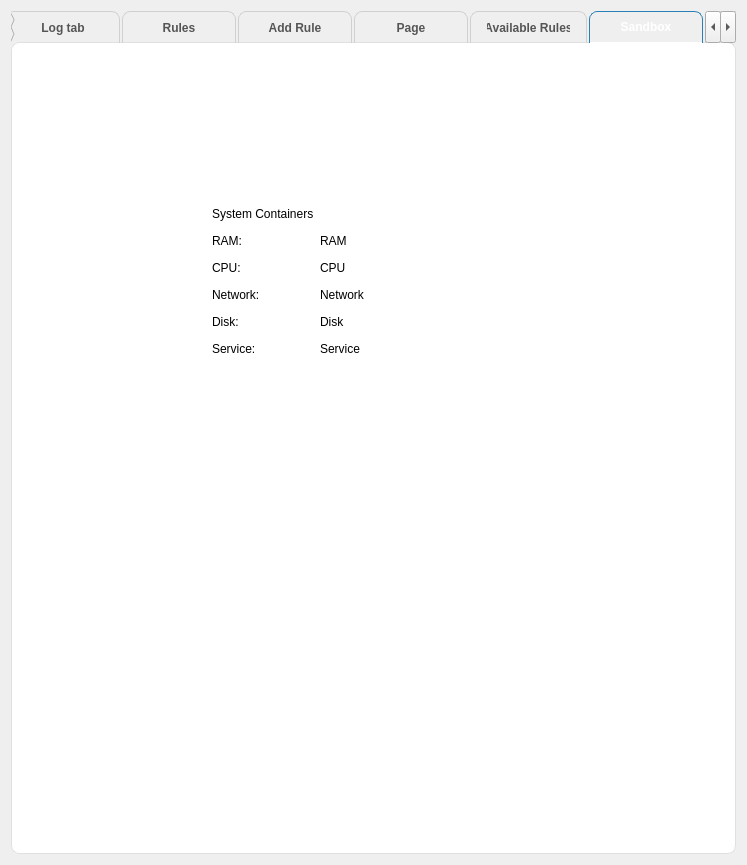
Before: the Qt Designer form frontend/main.ui in HoangGiap1804/Firewall-Application, drawn with Qt 5.
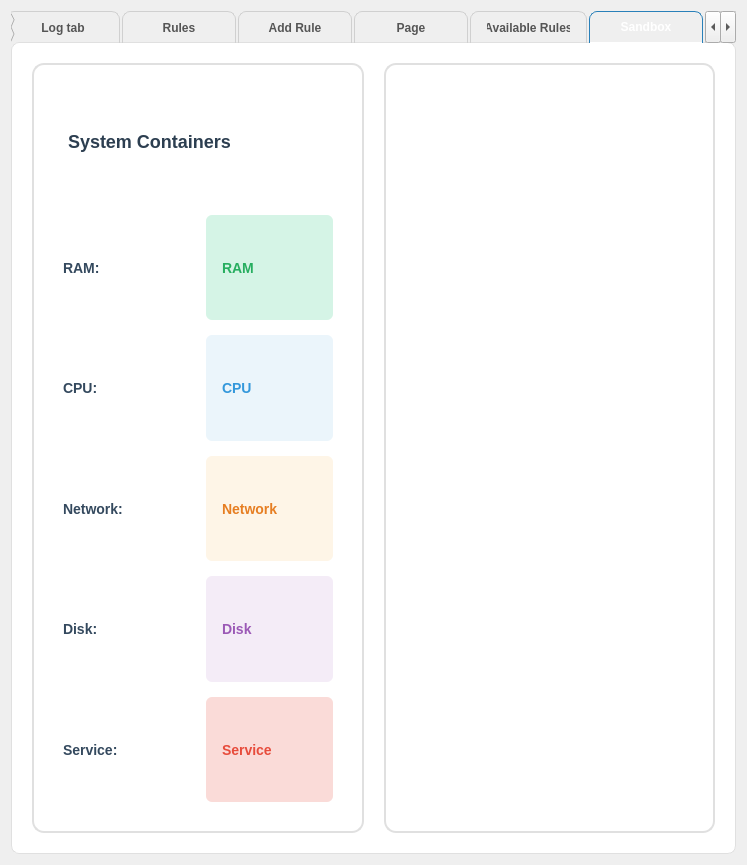
After: the same form once the commit is applied. The open tabs and pages were chosen to show the change.

Commit message: fix: update service status label and adjust UI layout for system monitoring

Diff of the .ui file:
```diff
--- a/frontend/main.ui
+++ b/frontend/main.ui
@@ -1833,42 +1833,64 @@
       <attribute name="title">
        <string>Sandbox</string>
       </attribute>
-      <widget class="QWidget" name="widget" native="true">
-       <property name="geometry">
-        <rect>
-         <x>20</x>
-         <y>620</y>
-         <width>228</width>
-         <height>174</height>
-        </rect>
+      <layout class="QHBoxLayout" name="horizontalLayout_sandbox">
+       <property name="spacing">
+        <number>20</number>
        </property>
-       <property name="maximumSize">
-        <size>
-         <width>600</width>
-         <height>400</height>
-        </size>
+       <property name="leftMargin">
+        <number>20</number>
        </property>
-       <layout class="QVBoxLayout" name="verticalLayout_6"/>
-      </widget>
-      <widget class="QWidget" name="layoutWidget">
-       <property name="geometry">
-        <rect>
-         <x>200</x>
-         <y>160</y>
-         <width>210</width>
-         <height>156</height>
-        </rect>
+       <property name="topMargin">
+        <number>20</number>
+       </property>
+       <property name="rightMargin">
+        <number>20</number>
+       </property>
+       <property name="bottomMargin">
+        <number>20</number>
+       </property>
+       <item>
+        <widget class="QFrame" name="frameSystemContainers">
+         <property name="styleSheet">
+          <string notr="true">QFrame#frameSystemContainers {
+    border: 2px solid #e0e0e0;
+    border-radius: 12px;
+    background: qlineargradient(x1:0, y1:0, x2:0, y2:1,
+        stop:0 #ffffff, stop:1 #f8f9fa);
+    padding: 20px;
+}
+</string>
+         </property>
+         <property name="frameShape">
+          <enum>QFrame::StyledPanel</enum>
+         </property>
+         <property name="frameShadow">
+          <enum>QFrame::Raised</enum>
        </property>
        <layout class="QVBoxLayout" name="verticalLayout_5">
+          <property name="spacing">
+           <number>15</number>
+          </property>
         <item>
          <widget class="QLabel" name="label_3">
           <property name="text">
            <string>System Containers</string>
           </property>
+            <property name="styleSheet">
+             <string notr="true">font-weight: 600; 
+font-size: 18px; 
+color: #2c3e50;
+padding-bottom: 10px;
+border-bottom: 2px solid #27ae60;
+</string>
+            </property>
          </widget>
         </item>
         <item>
          <layout class="QHBoxLayout" name="horizontalLayout_15">
+            <property name="spacing">
+             <number>15</number>
+            </property>
           <item>
            <widget class="QLabel" name="label">
             <property name="minimumSize">
@@ -1877,11 +1899,11 @@
               <height>0</height>
              </size>
             </property>
-            <property name="maximumSize">
-             <size>
-              <width>200</width>
-              <height>50</height>
-             </size>
+              <property name="styleSheet">
+               <string notr="true">font-weight: 600; 
+font-size: 14px; 
+color: #34495e;
+</string>
             </property>
             <property name="text">
              <string>RAM:</string>
@@ -1896,11 +1918,14 @@
               <height>0</height>
              </size>
             </property>
-            <property name="maximumSize">
-             <size>
-              <width>200</width>
-              <height>50</height>
-             </size>
+              <property name="styleSheet">
+               <string notr="true">font-weight: 500; 
+font-size: 14px; 
+color: #27ae60;
+background-color: #d5f4e6;
+padding: 6px 12px;
+border-radius: 6px;
+</string>
             </property>
             <property name="text">
              <string>RAM</string>
@@ -1911,6 +1936,9 @@
         </item>
         <item>
          <layout class="QHBoxLayout" name="horizontalLayout_21">
+            <property name="spacing">
+             <number>15</number>
+            </property>
           <item>
            <widget class="QLabel" name="label_2">
             <property name="minimumSize">
@@ -1919,11 +1947,11 @@
               <height>0</height>
              </size>
             </property>
-            <property name="maximumSize">
-             <size>
-              <width>200</width>
-              <height>50</height>
-             </size>
+              <property name="styleSheet">
+               <string notr="true">font-weight: 600; 
+font-size: 14px; 
+color: #34495e;
+</string>
             </property>
             <property name="text">
              <string>CPU:</string>
@@ -1938,11 +1966,14 @@
               <height>0</height>
              </size>
             </property>
-            <property name="maximumSize">
-             <size>
-              <width>200</width>
-              <height>50</height>
-             </size>
+              <property name="styleSheet">
+               <string notr="true">font-weight: 500; 
+font-size: 14px; 
+color: #3498db;
+background-color: #ebf5fb;
+padding: 6px 12px;
+border-radius: 6px;
+</string>
             </property>
             <property name="text">
              <string>CPU</string>
@@ -1953,6 +1984,9 @@
         </item>
         <item>
          <layout class="QHBoxLayout" name="horizontalLayout_22">
+            <property name="spacing">
+             <number>15</number>
+            </property>
           <item>
            <widget class="QLabel" name="label_5">
             <property name="minimumSize">
@@ -1961,11 +1995,11 @@
               <height>0</height>
              </size>
             </property>
-            <property name="maximumSize">
-             <size>
-              <width>200</width>
-              <height>50</height>
-             </size>
+              <property name="styleSheet">
+               <string notr="true">font-weight: 600; 
+font-size: 14px; 
+color: #34495e;
+</string>
             </property>
             <property name="text">
              <string>Network:</string>
@@ -1980,11 +2014,14 @@
               <height>0</height>
              </size>
             </property>
-            <property name="maximumSize">
-             <size>
-              <width>200</width>
-              <height>50</height>
-             </size>
+              <property name="styleSheet">
+               <string notr="true">font-weight: 500; 
+font-size: 14px; 
+color: #e67e22;
+background-color: #fef5e7;
+padding: 6px 12px;
+border-radius: 6px;
+</string>
             </property>
             <property name="text">
              <string>Network</string>
@@ -1995,6 +2032,9 @@
         </item>
         <item>
          <layout class="QHBoxLayout" name="horizontalLayout_23">
+            <property name="spacing">
+             <number>15</number>
+            </property>
           <item>
            <widget class="QLabel" name="label_7">
             <property name="minimumSize">
@@ -2003,11 +2043,11 @@
               <height>0</height>
              </size>
             </property>
-            <property name="maximumSize">
-             <size>
-              <width>200</width>
-              <height>50</height>
-             </size>
+              <property name="styleSheet">
+               <string notr="true">font-weight: 600; 
+font-size: 14px; 
+color: #34495e;
+</string>
             </property>
             <property name="text">
              <string>Disk:</string>
@@ -2022,11 +2062,14 @@
               <height>0</height>
              </size>
             </property>
-            <property name="maximumSize">
-             <size>
-              <width>200</width>
-              <height>50</height>
-             </size>
+              <property name="styleSheet">
+               <string notr="true">font-weight: 500; 
+font-size: 14px; 
+color: #9b59b6;
+background-color: #f4ecf7;
+padding: 6px 12px;
+border-radius: 6px;
+</string>
             </property>
             <property name="text">
              <string>Disk</string>
@@ -2037,6 +2080,9 @@
         </item>
         <item>
          <layout class="QHBoxLayout" name="horizontalLayout_24">
+            <property name="spacing">
+             <number>15</number>
+            </property>
           <item>
            <widget class="QLabel" name="label_9">
             <property name="minimumSize">
@@ -2045,11 +2091,11 @@
               <height>0</height>
              </size>
             </property>
-            <property name="maximumSize">
-             <size>
-              <width>200</width>
-              <height>50</height>
-             </size>
+              <property name="styleSheet">
+               <string notr="true">font-weight: 600; 
+font-size: 14px; 
+color: #34495e;
+</string>
             </property>
             <property name="text">
              <string>Service:</string>
@@ -2064,11 +2110,14 @@
               <height>0</height>
              </size>
             </property>
-            <property name="maximumSize">
-             <size>
-              <width>200</width>
-              <height>50</height>
-             </size>
+              <property name="styleSheet">
+               <string notr="true">font-weight: 500; 
+font-size: 14px; 
+color: #e74c3c;
+background-color: #fadbd8;
+padding: 6px 12px;
+border-radius: 6px;
+</string>
             </property>
             <property name="text">
              <string>Service</string>
@@ -2079,27 +2128,32 @@
         </item>
        </layout>
       </widget>
+       </item>
+       <item>
+        <widget class="QFrame" name="frameGraph">
+         <property name="styleSheet">
+          <string notr="true">QFrame#frameGraph {
+    border: 2px solid #e0e0e0;
+    border-radius: 12px;
+    background: qlineargradient(x1:0, y1:0, x2:0, y2:1,
+        stop:0 #ffffff, stop:1 #f8f9fa);
+}
+</string>
+         </property>
+         <property name="frameShape">
+          <enum>QFrame::StyledPanel</enum>
+         </property>
+         <property name="frameShadow">
+          <enum>QFrame::Raised</enum>
+         </property>
+        </widget>
+       </item>
+      </layout>
      </widget>
      <widget class="QWidget" name="tab_2">
       <attribute name="title">
        <string>Graph</string>
       </attribute>
-      <widget class="QFrame" name="frameGraph">
-       <property name="geometry">
-        <rect>
-         <x>30</x>
-         <y>10</y>
-         <width>671</width>
-         <height>541</height>
-        </rect>
-       </property>
-       <property name="frameShape">
-        <enum>QFrame::StyledPanel</enum>
-       </property>
-       <property name="frameShadow">
-        <enum>QFrame::Raised</enum>
-       </property>
-      </widget>
      </widget>
     </widget>
    </item>
```
Left out of the diff: 14 changed lines with no effect on the pictures. Lines whose indentation alone changed are shown as unchanged. The commit also changes 1 other file.
